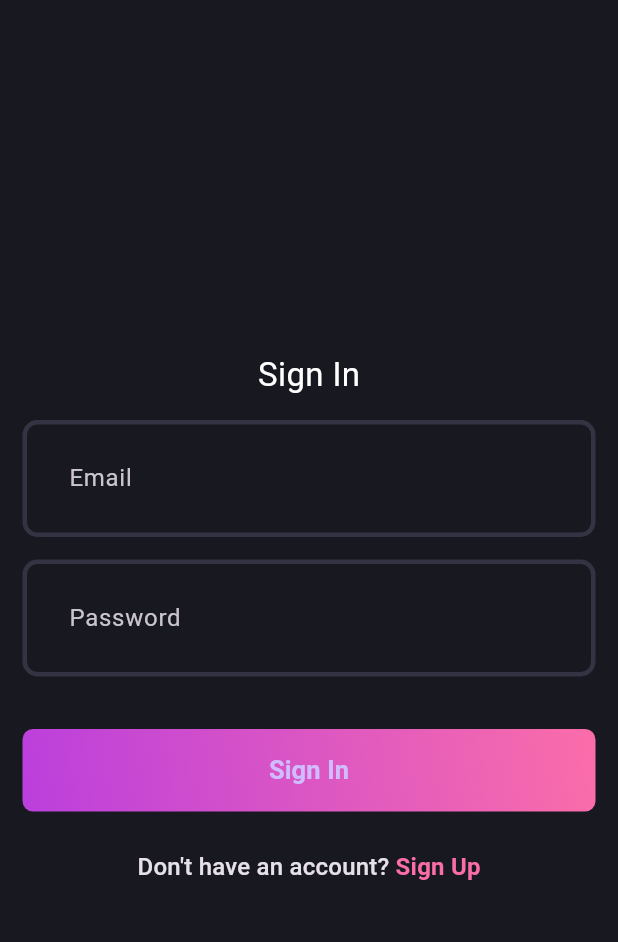
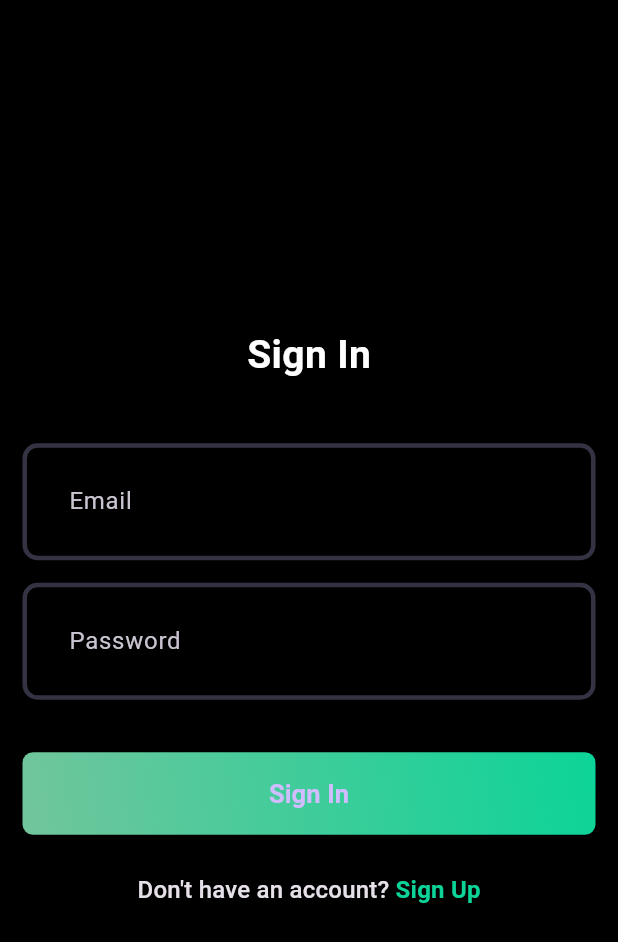
Before and after one commit to yadhunsajith2002/blog_app, a Flutter app: the screen it shows after launch, on a phone screen of 412 x 824 dp. Shown: the top 942 px of the screen. Run offline on Flutter 3.47's test engine with Material 3 defaults, Android fonts, the phone set to English and light mode, and no system bars; our stand-ins replace dotted_border, flutter_bloc, fpdart, get_it, hive, image_picker and 4 more; missing offline and left inert: dart:ffi; accounts and stored records are empty; statements that could not run were skipped.

```diff
--- a/lib/core/theme/app_pallette.dart
+++ b/lib/core/theme/app_pallette.dart
@@ -1,9 +1,9 @@
 import 'package:flutter/material.dart';
 
 class AppPallete {
-  static const Color backgroundColor = Color.fromRGBO(24, 24, 32, 1);
-  static const Color gradient1 = Color.fromRGBO(187, 63, 221, 1);
-  static const Color gradient2 = Color.fromRGBO(251, 109, 169, 1);
+  static const Color backgroundColor = Colors.black;
+  static const Color gradient1 = Color.fromRGBO(114, 197, 156, 1);
+  static const Color gradient2 = Color.fromRGBO(12, 212, 152, 1);
   static const Color gradient3 = Color.fromRGBO(255, 159, 124, 1);
   static const Color borderColor = Color.fromRGBO(52, 51, 67, 1);
   static const Color whiteColor = Colors.white;
--- a/lib/core/utils/snackbar.dart
+++ b/lib/core/utils/snackbar.dart
@@ -1,3 +1,6 @@
+import 'dart:ui';
+
+import 'package:blog_app/core/theme/app_pallette.dart';
 import 'package:flutter/material.dart';
 
 showSnackBar(BuildContext context, String content) {
@@ -5,7 +8,20 @@ showSnackBar(BuildContext context, String content) {
     ..hideCurrentSnackBar()
     ..showSnackBar(
       SnackBar(
-        content: Text(content),
+        backgroundColor: AppPallete.transparentColor,
+        content: Container(
+            padding: const EdgeInsets.all(16),
+            // height: 90,
+            decoration: const BoxDecoration(
+                color: Colors.grey,
+                borderRadius: BorderRadius.all(Radius.circular(20))),
+            child: Column(
+              children: [
+                BackdropFilter(filter: ImageFilter.blur()),
+                Text(content),
+              ],
+            )),
+        behavior: SnackBarBehavior.floating,
       ),
     );
 }
--- a/lib/features/auth/data/datasources/auth_remote_data_source.dart
+++ b/lib/features/auth/data/datasources/auth_remote_data_source.dart
@@ -35,6 +35,8 @@ class AuthRemoteDataSourceImpl implements AuthRemoteDataSource {
       }
 
       return UserModel.fromJson(response.user!.toJson());
+    } on AuthException catch (e) {
+      throw ServerException(e.message);
     } catch (e) {
       throw ServerException(e.toString());
     }
@@ -55,6 +57,8 @@ class AuthRemoteDataSourceImpl implements AuthRemoteDataSource {
       }
 
       return UserModel.fromJson(response.user!.toJson());
+    } on AuthException catch (e) {
+      throw ServerException(e.message);
     } catch (e) {
       throw ServerException(e.toString());
     }
--- a/lib/features/auth/presentation/pages/login_page.dart
+++ b/lib/features/auth/presentation/pages/login_page.dart
@@ -5,6 +5,7 @@ import 'package:blog_app/features/auth/presentation/bloc/auth_bloc.dart';
 import 'package:blog_app/features/auth/presentation/pages/signup_page.dart';
 import 'package:blog_app/features/auth/presentation/widgets/auth_field.dart';
 import 'package:blog_app/features/auth/presentation/widgets/auth_gradient_button.dart';
+import 'package:blog_app/features/blog/presentation/pages/blog_page.dart';
 import 'package:flutter/material.dart';
 import 'package:flutter_bloc/flutter_bloc.dart';
 
@@ -40,6 +41,9 @@ class _LoginPageState extends State<LoginPage> {
               listener: (context, state) {
                 if (state is AuthFailure) {
                   showSnackBar(context, state.message);
+                } else if (state is AuthSuccess) {
+                  Navigator.pushAndRemoveUntil(
+                      context, BlogPage.route(), (route) => false);
                 }
               },
               builder: (context, state) {
@@ -54,12 +58,12 @@ class _LoginPageState extends State<LoginPage> {
                         const Text(
                           "Sign In",
                           style: TextStyle(
-                            color: AppPallete.whiteColor,
-                            fontSize: 22,
-                          ),
+                              color: AppPallete.whiteColor,
+                              fontSize: 26,
+                              fontWeight: FontWeight.bold),
                         ),
                         const SizedBox(
-                          height: 15,
+                          height: 40,
                         ),
                         AuthField(
                             hintText: "Email", controller: emailController),
```
Also changed, not shown: assets/Animation - 1710395000707.json (added, +1 -0 lines), lib/features/auth/data/repositories/auth_repository_impl.dart (+8 -7 lines), lib/features/auth/presentation/pages/signup_page.dart (+13 -3 lines), lib/features/blog/presentation/pages/blog_page.dart (+43 -19 lines), lib/features/blog/presentation/pages/blog_viwer_page.dart (+32 -14 lines), lib/features/blog/presentation/widgets/blog_card.dart (+61 -10 lines), pubspec.yaml (+5 -5 lines), pubspec.lock, 1 other file.
